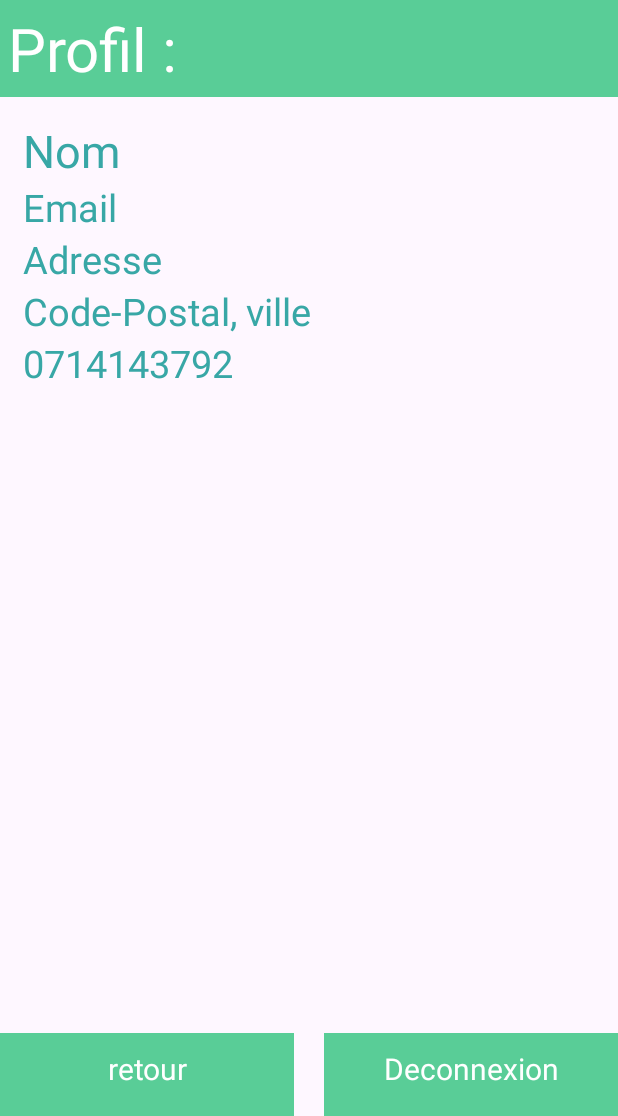
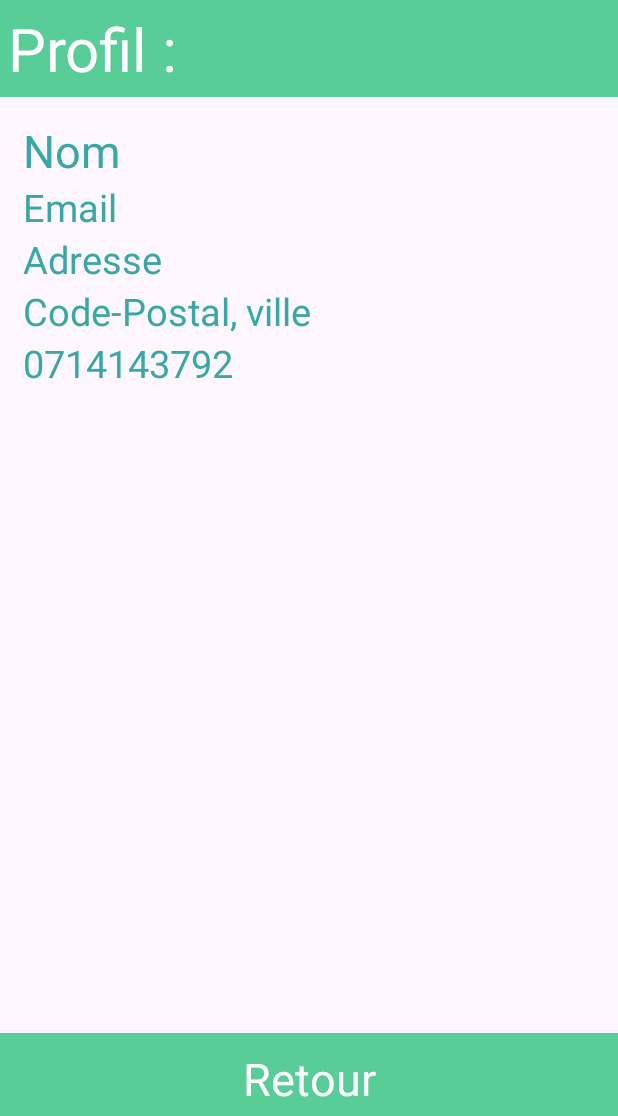
Before and after one commit to DVMkhpte/PA-ATD-2023-2024, an Android app: the ActivityProfil screen opened directly, with no data from a screen before it, on a phone screen of 412 x 824 dp, the part 120-1236 px from its top. Run offline under Robolectric (Android 15) with nearby library versions, the phone set to English and light mode, and no system bars; our stand-ins replace Volley; network calls fail.

Commit message:
App mobile VF

```diff
--- a/ApplicationMobilePA2/app/src/main/java/com/example/applicationmobilepa2/ActivityProfil.kt
+++ b/ApplicationMobilePA2/app/src/main/java/com/example/applicationmobilepa2/ActivityProfil.kt
@@ -70,11 +70,5 @@ class ActivityProfil : AppCompatActivity() {
             finish()
         }
 
-        var finishTask = findViewById<TextView>(R.id.logOut)
-        finishTask.setOnClickListener{
-
-        }
-
-
     }
 }
--- a/ApplicationMobilePA2/app/src/main/res/layout/activity_main.xml
+++ b/ApplicationMobilePA2/app/src/main/res/layout/activity_main.xml
@@ -34,6 +34,7 @@
             android:layout_margin="15dp"
             android:padding="10dp"
             android:background="@color/white"
+            android:textColor="@color/backgroud"
             android:textSize="30dp"
             android:hint="Email"
 
@@ -46,6 +47,7 @@
             android:layout_margin="15dp"
             android:padding="10dp"
             android:background="@color/white"
+            android:textColor="@color/backgroud"
             android:hint="Mot de passe"
             android:textSize="30dp"
 
--- a/ApplicationMobilePA2/app/src/main/res/layout/activity_profil.xml
+++ b/ApplicationMobilePA2/app/src/main/res/layout/activity_profil.xml
@@ -110,34 +110,16 @@
             >
 
             <TextView
-                android:layout_width="0dp"
+                android:layout_width="match_parent"
                 android:layout_height="55dp"
-                android:layout_weight=".5"
                 android:textColor="@color/white"
                 android:background="@color/option"
                 android:textAlignment="center"
-
                 android:padding="10dp"
-                android:layout_marginRight="10dp"
-
-                android:textSize="20dp"
-                android:text="retour"
+                android:textSize="30dp"
+                android:text="Retour"
                 android:id="@+id/retour"/>
 
-            <TextView
-                android:layout_width="0dp"
-                android:layout_height="55dp"
-                android:layout_weight=".5"
-                android:textColor="@color/white"
-                android:background="@color/option"
-                android:textAlignment="center"
-
-                android:padding="10dp"
-                android:layout_marginLeft="10dp"
-
-                android:textSize="20dp"
-                android:text="Deconnexion"
-                android:id="@+id/logOut"/>
 
         </LinearLayout>
 
```
Also changed, not shown: ApplicationMobilePA2/app/src/main/java/com/example/applicationmobilepa2/ActivityMission.kt (+27 -15 lines), ApplicationMobilePA2/app/src/main/java/com/example/applicationmobilepa2/MainActivity.kt (+2 -6 lines).
